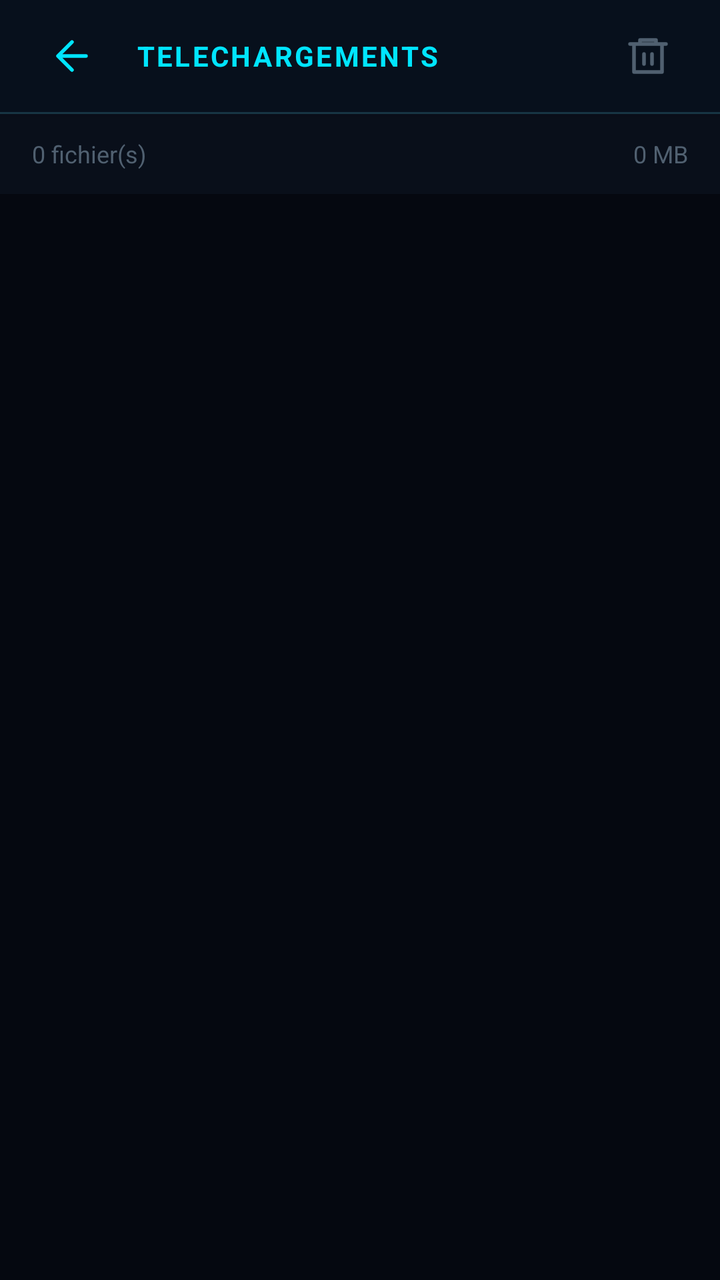
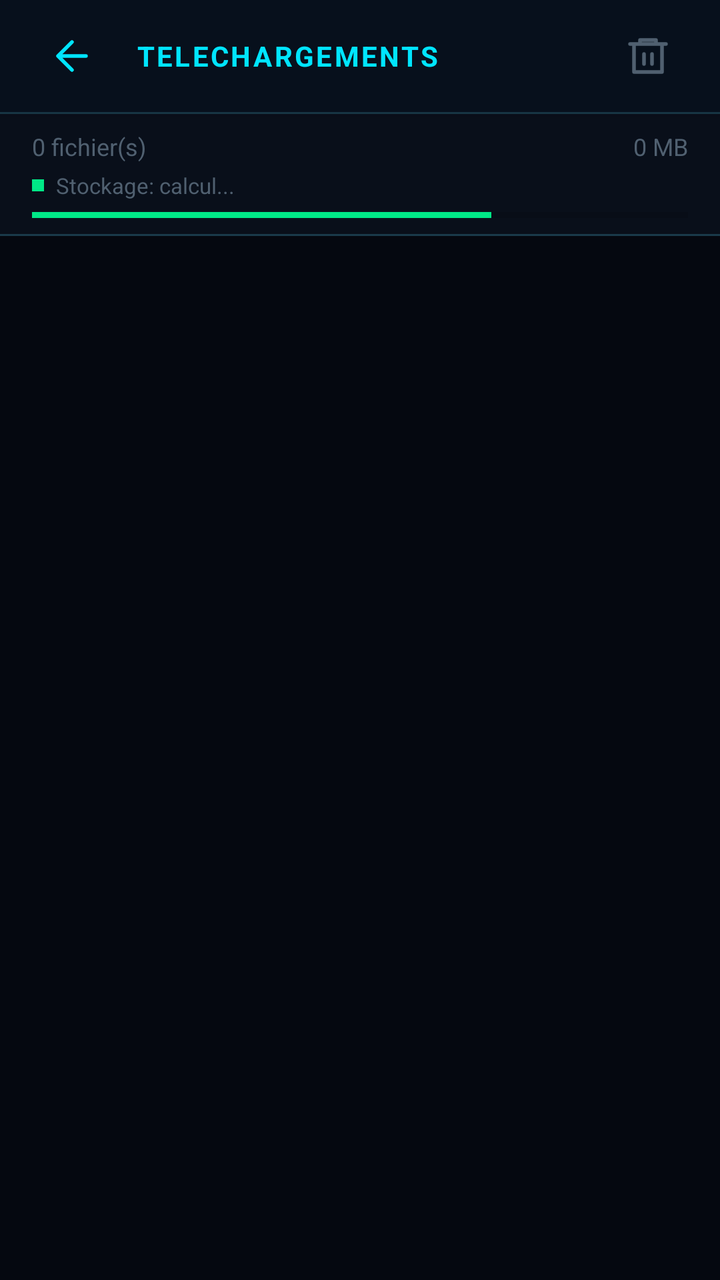

Compare the two renders of this Android layout. The source of the first and the diff that turns it into the second are given below.
<!-- AndroidManifest.xml: application theme Theme.HITIFBrowser -->
<!-- res/layout/activity_download_history.xml -->
<?xml version="1.0" encoding="utf-8"?>
<LinearLayout xmlns:android="http://schemas.android.com/apk/res/android"
    android:layout_width="match_parent"
    android:layout_height="match_parent"
    android:orientation="vertical"
    android:background="@color/bg_primary">

    
    <LinearLayout
        android:layout_width="match_parent"
        android:layout_height="56dp"
        android:orientation="horizontal"
        android:paddingStart="16dp"
        android:paddingEnd="16dp"
        android:gravity="center_vertical"
        android:background="@color/bg_toolbar"
        android:elevation="4dp">

        <ImageButton
            android:id="@+id/btnBackHistory"
            android:layout_width="40dp"
            android:layout_height="40dp"
            android:background="@drawable/bg_toolbar_btn"
            android:src="@drawable/ic_arrow_left"
            android:padding="10dp"
            android:contentDescription="Retour" />

        <TextView
            android:layout_width="0dp"
            android:layout_height="wrap_content"
            android:layout_weight="1"
            android:layout_marginStart="12dp"
            android:text="TELECHARGEMENTS"
            android:textColor="@color/accent_cyan"
            android:textSize="14sp"
            android:textStyle="bold"
            android:letterSpacing="0.08" />

        <ImageButton
            android:id="@+id/btnClearHistory"
            android:layout_width="40dp"
            android:layout_height="40dp"
            android:background="@drawable/bg_toolbar_btn"
            android:src="@drawable/ic_trash"
            android:padding="10dp"
            android:contentDescription="Supprimer tout" />
    </LinearLayout>

    <View
        android:layout_width="match_parent"
        android:layout_height="1dp"
        android:background="@color/border_cyan" />

    
    <LinearLayout
        android:id="@+id/statsBar"
        android:layout_width="match_parent"
        android:layout_height="40dp"
        android:orientation="horizontal"
        android:paddingStart="16dp"
        android:paddingEnd="16dp"
        android:gravity="center_vertical"
        android:background="@color/bg_surface">

        <TextView
            android:id="@+id/tvDownloadCount"
            android:layout_width="wrap_content"
            android:layout_height="wrap_content"
            android:text="0 fichier(s)"
            android:textColor="@color/text_dim"
            android:textSize="12sp" />

        <View
            android:layout_width="0dp"
            android:layout_height="0dp"
            android:layout_weight="1" />

        <TextView
            android:id="@+id/tvTotalSize"
            android:layout_width="wrap_content"
            android:layout_height="wrap_content"
            android:text="0 MB"
            android:textColor="@color/text_dim"
            android:textSize="12sp" />
    </LinearLayout>

    
    <androidx.recyclerview.widget.RecyclerView
        android:id="@+id/recyclerDownloads"
        android:layout_width="match_parent"
        android:layout_height="0dp"
        android:layout_weight="1"
        android:clipToPadding="false"
        android:paddingTop="8dp"
        android:paddingBottom="16dp" />

    
    <LinearLayout
        android:id="@+id/emptyHistory"
        android:layout_width="match_parent"
        android:layout_height="0dp"
        android:layout_weight="1"
        android:orientation="vertical"
        android:gravity="center"
        android:visibility="gone">

        <ImageView
            android:layout_width="48dp"
            android:layout_height="48dp"
            android:src="@drawable/ic_download"
            android:alpha="0.3"
            android:contentDescription="Aucun telechargement" />

        <TextView
            android:layout_width="wrap_content"
            android:layout_height="wrap_content"
            android:layout_marginTop="12dp"
            android:text="Aucun telechargement"
            android:textColor="@color/text_dim"
            android:textSize="14sp" />

        <TextView
            android:layout_width="wrap_content"
            android:layout_height="wrap_content"
            android:layout_marginTop="4dp"
            android:text="Les fichiers telecharges apparaitront ici"
            android:textColor="@color/text_dim"
            android:textSize="11sp"
            android:alpha="0.6" />
    </LinearLayout>

</LinearLayout>
<!-- resources referenced by this layout -->
<resources>
  <color name="accent_cyan">#00E5FF</color>
  <color name="bg_primary">#050810</color>
  <color name="bg_surface">#090F1A</color>
  <color name="bg_toolbar">#07101C</color>
  <color name="border_cyan">#1A3A4A</color>
  <color name="text_dim">#506070</color>
  <!-- drawable bg_toolbar_btn (drawable) -->
  <?xml version="1.0" encoding="utf-8"?>
  <selector xmlns:android="http://schemas.android.com/apk/res/android">
      <item android:state_pressed="true">
          <shape android:shape="oval">
              <solid android:color="#1A3A4A" />
          </shape>
      </item>
      <item android:state_focused="true">
          <shape android:shape="oval">
              <solid android:color="#0F2A38" />
              <stroke android:width="1dp" android:color="#00E5FF" />
          </shape>
      </item>
      <item>
          <shape android:shape="oval">
              <solid android:color="#00000000" />
          </shape>
      </item>
  </selector>
  <!-- drawable ic_arrow_left (drawable) -->
  <vector xmlns:android="http://schemas.android.com/apk/res/android"
      android:width="24dp" android:height="24dp"
      android:viewportWidth="24" android:viewportHeight="24">
      <path android:fillColor="#00000000"
            android:strokeColor="#00E5FF"
            android:strokeWidth="1.8"
            android:strokeLineCap="round"
            android:strokeLineJoin="round"
            android:pathData="M19,12 L5,12 M12,5 L5,12 L12,19"/>
  </vector>
  <!-- drawable ic_download (drawable) -->
  <vector xmlns:android="http://schemas.android.com/apk/res/android"
      android:width="24dp" android:height="24dp"
      android:viewportWidth="24" android:viewportHeight="24">
      <path android:fillColor="#00000000"
            android:strokeColor="#00E5FF"
            android:strokeWidth="1.8"
            android:strokeLineCap="round"
            android:strokeLineJoin="round"
            android:pathData="M12,3 L12,15 M8,11 L12,15 L16,11 M4,17 L4,20 L20,20 L20,17"/>
  </vector>
  <!-- drawable ic_trash (drawable) -->
  <vector xmlns:android="http://schemas.android.com/apk/res/android"
      android:width="24dp" android:height="24dp"
      android:viewportWidth="24" android:viewportHeight="24">
      <path android:fillColor="#00000000"
            android:strokeColor="#506070"
            android:strokeWidth="1.8"
            android:strokeLineCap="round"
            android:strokeLineJoin="round"
            android:pathData="M3,6 L21,6 M8,6 L8,4 L16,4 L16,6 M19,6 L19,20 L5,20 L5,6 M10,11 L10,16 M14,11 L14,16"/>
  </vector>
  <style name="Theme.HITIFBrowser" parent="Theme.MaterialComponents.DayNight.NoActionBar">
          <item name="colorPrimary">@color/accent_cyan</item>
          <item name="colorPrimaryVariant">@color/accent_cyan_dim</item>
          <item name="colorOnPrimary">@color/bg_primary</item>
          <item name="colorSecondary">@color/accent_magenta</item>
          <item name="colorOnSecondary">@color/bg_primary</item>
          <item name="colorSurface">@color/bg_surface</item>
          <item name="colorOnSurface">@color/text_primary</item>
          <item name="android:colorBackground">@color/bg_primary</item>
          <item name="colorOnBackground">@color/text_primary</item>
          <item name="colorError">@color/status_error</item>
          <item name="android:windowBackground">@color/bg_primary</item>
          <item name="android:statusBarColor">@color/bg_primary</item>
          <item name="android:navigationBarColor">@color/bg_toolbar</item>
          <item name="android:windowLightStatusBar">false</item>
          <item name="android:windowLightNavigationBar">false</item>
      </style>
  <color name="accent_cyan_dim">#0088AA</color>
  <color name="accent_magenta">#FF33FF</color>
  <color name="text_primary">#C8D8E8</color>
  <color name="status_error">#FF4444</color>
</resources>

<!-- the commit's change to res/layout/activity_download_history.xml (unified diff, before → after) -->
@@ -55,34 +55,89 @@
     <LinearLayout
         android:id="@+id/statsBar"
         android:layout_width="match_parent"
-        android:layout_height="40dp"
-        android:orientation="horizontal"
+        android:layout_height="wrap_content"
+        android:orientation="vertical"
         android:paddingStart="16dp"
         android:paddingEnd="16dp"
-        android:gravity="center_vertical"
+        android:paddingTop="8dp"
+        android:paddingBottom="8dp"
         android:background="@color/bg_surface">
 
-        <TextView
-            android:id="@+id/tvDownloadCount"
-            android:layout_width="wrap_content"
+        
+        <LinearLayout
+            android:layout_width="match_parent"
             android:layout_height="wrap_content"
-            android:text="0 fichier(s)"
-            android:textColor="@color/text_dim"
-            android:textSize="12sp" />
+            android:orientation="horizontal"
+            android:gravity="center_vertical">
 
-        <View
-            android:layout_width="0dp"
-            android:layout_height="0dp"
-            android:layout_weight="1" />
+            <TextView
+                android:id="@+id/tvDownloadCount"
+                android:layout_width="wrap_content"
+                android:layout_height="wrap_content"
+                android:text="0 fichier(s)"
+                android:textColor="@color/text_dim"
+                android:textSize="12sp" />
 
-        <TextView
-            android:id="@+id/tvTotalSize"
-            android:layout_width="wrap_content"
+            <View
+                android:layout_width="0dp"
+                android:layout_height="0dp"
+                android:layout_weight="1" />
+
+            <TextView
+                android:id="@+id/tvTotalSize"
+                android:layout_width="wrap_content"
+                android:layout_height="wrap_content"
+                android:text="0 MB"
+                android:textColor="@color/text_dim"
+                android:textSize="12sp" />
+        </LinearLayout>
+
+        
+        <LinearLayout
+            android:layout_width="match_parent"
             android:layout_height="wrap_content"
-            android:text="0 MB"
-            android:textColor="@color/text_dim"
-            android:textSize="12sp" />
+            android:orientation="horizontal"
+            android:gravity="center_vertical"
+            android:layout_marginTop="4dp">
+
+            
+            <View
+                android:layout_width="6dp"
+                android:layout_height="6dp"
+                android:background="@color/status_success"
+                android:layout_marginEnd="6dp" />
+
+            <TextView
+                android:id="@+id/tvStorageInfo"
+                android:layout_width="wrap_content"
+                android:layout_height="wrap_content"
+                android:text="Stockage: calcul..."
+                android:textColor="@color/text_dim"
+                android:textSize="11sp" />
+
+            <View
+                android:layout_width="0dp"
+                android:layout_height="0dp"
+                android:layout_weight="1" />
+        </LinearLayout>
+
+        
+        <ProgressBar
+            android:id="@+id/storageBar"
+            style="?android:attr/progressBarStyleHorizontal"
+            android:layout_width="match_parent"
+            android:layout_height="3dp"
+            android:layout_marginTop="6dp"
+            android:progressTint="@color/status_success"
+            android:progressBackgroundTint="@color/bg_primary"
+            android:max="100"
+            android:progress="70" />
     </LinearLayout>
+
+    <View
+        android:layout_width="match_parent"
+        android:layout_height="1dp"
+        android:background="@color/border_cyan" />
 
     
     <androidx.recyclerview.widget.RecyclerView
<!-- resource entries referenced after the edit -->
@@ -5,6 +5,7 @@
   <color name="bg_surface">#090F1A</color>
   <color name="bg_toolbar">#07101C</color>
   <color name="border_cyan">#1A3A4A</color>
+  <color name="status_success">#00E887</color>
   <color name="text_dim">#506070</color>
   <!-- drawable bg_toolbar_btn (drawable) -->
   <?xml version="1.0" encoding="utf-8"?>
